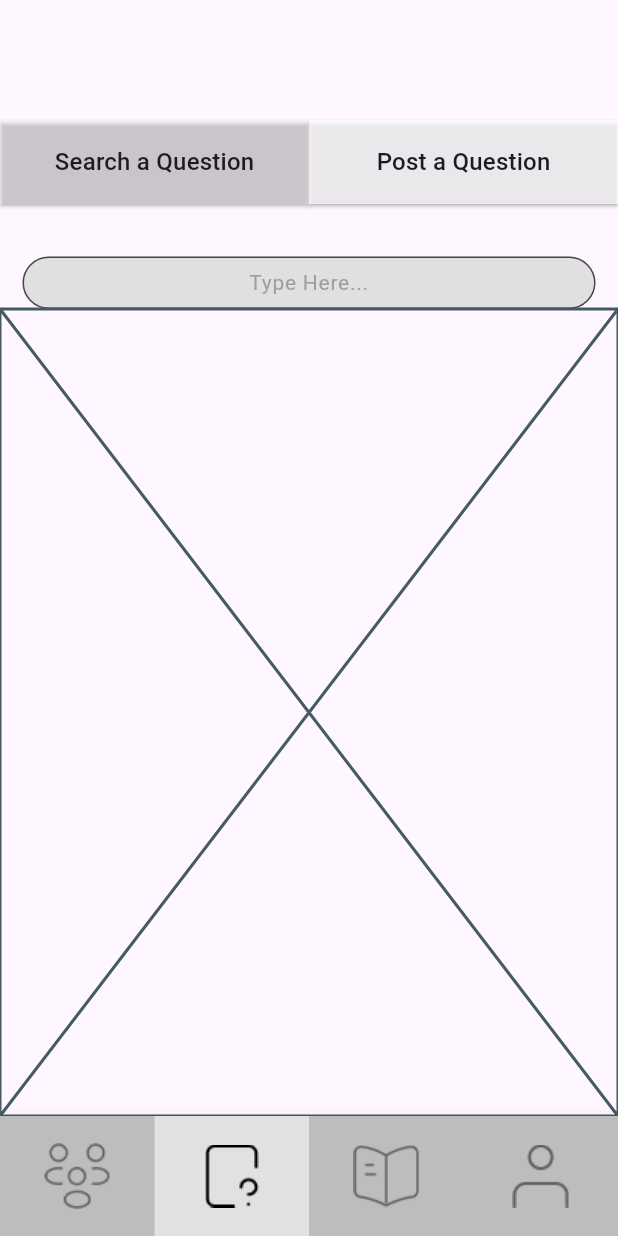
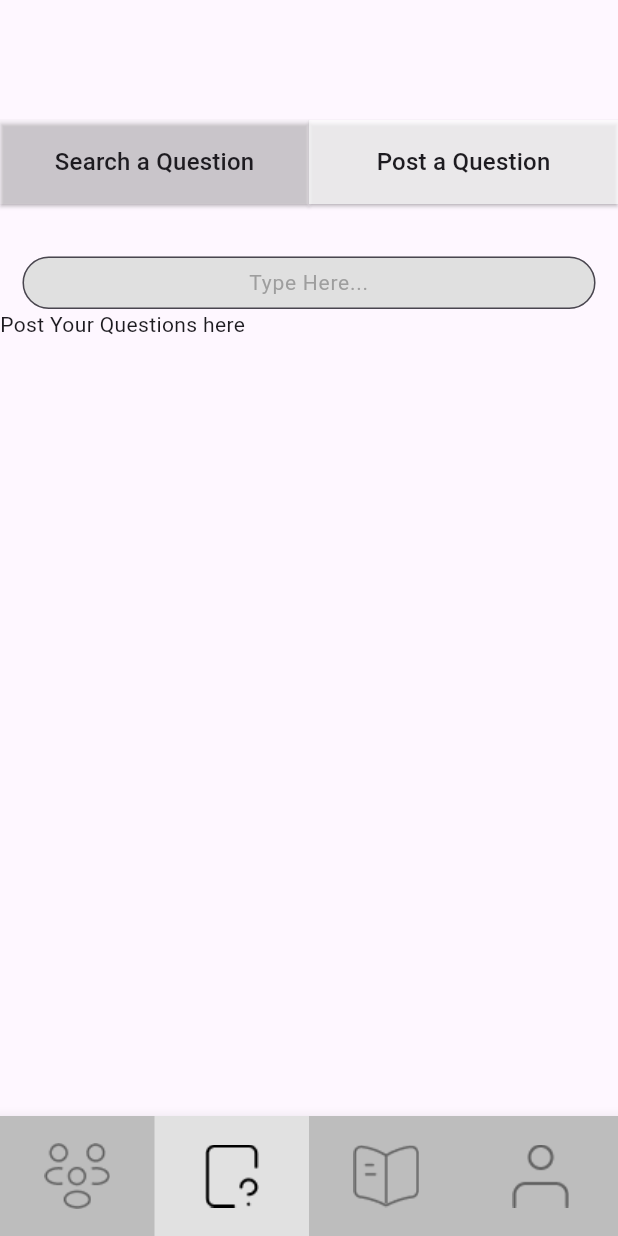
Before and after one commit to Siddiqui145/money_monastery, a Flutter app: the QndaScreen screen opened by its route, after a tap on "Post a Question", on a phone screen of 412 x 824 dp. Run offline on Flutter 3.47's test engine with Material 3 defaults, Android fonts, the phone set to English and light mode, and no system bars; our stand-ins replace auto_route, cloud_firestore, firebase_auth, firebase_core; accounts and stored records are empty; network calls fail.

Commit message:
sub screens created for proper handling

```diff
--- a/lib/src/features/home/presentation/auth/login_screen.dart
+++ b/lib/src/features/home/presentation/auth/login_screen.dart
@@ -50,7 +50,7 @@ class _LoginScreenState extends State<LoginScreen> {
             CustomTextfield(title: 'Email ID', controller: emailController),
 
             const SizedBox(height: 20,),
-            CustomTextfield(title: 'Password', controller: passwordController),
+            CustomTextfield(title: 'Password', controller: passwordController, isPassword: true,),
 
             const SizedBox(height: 45,),
               CustomButton(title: 'Login', onPressed: () async {
--- a/lib/src/features/home/presentation/screens/post_question_screen.dart
+++ b/lib/src/features/home/presentation/screens/post_question_screen.dart
@@ -1,4 +1,4 @@
-import 'package:auto_route/annotations.dart';
+import 'package:auto_route/auto_route.dart';
 import 'package:flutter/material.dart';
 
 @RoutePage()
@@ -10,8 +10,22 @@ class PostQuestionScreen extends StatefulWidget {
 }
 
 class _PostQuestionScreenState extends State<PostQuestionScreen> {
+  bool isActive = true;
+  final TextEditingController searchController = TextEditingController();
+
   @override
   Widget build(BuildContext context) {
-    return const Placeholder();
+    return  SafeArea(
+      child: Scaffold(
+        body: SingleChildScrollView(
+            child: Column(
+              crossAxisAlignment: CrossAxisAlignment.start,
+              children: [
+                Text('Post Your Questions here')
+              ]
+            ),
+        )
+      ),
+    );
   }
 }
--- /dev/null
+++ b/lib/src/features/home/presentation/screens/search_screen.dart
@@ -0,0 +1,110 @@
+import 'package:auto_route/auto_route.dart';
+import 'package:flutter/material.dart';
+import 'package:money_monastery/src/features/home/domain/entities/entities.dart';
+import 'package:money_monastery/src/features/home/presentation/widgets/comments_text_field.dart';
+
+@RoutePage()
+class SearchScreen extends StatefulWidget {
+  const SearchScreen({super.key});
+
+  @override
+  State<SearchScreen> createState() => _SearchScreenState();
+}
+
+class _SearchScreenState extends State<SearchScreen> {
+  @override
+  Widget build(BuildContext context) {
+    return SafeArea(
+      child: SingleChildScrollView(
+        child: Column(
+          children: [
+            ListView.builder(
+                shrinkWrap: true,
+                physics: NeverScrollableScrollPhysics(),
+                itemCount: questionList.length,
+                itemBuilder: (context, index) {
+                  final question = questionList[index];
+                  return Padding(
+                    padding: const EdgeInsets.symmetric(horizontal: 15, vertical: 10),
+                    child: Column(
+                      crossAxisAlignment: CrossAxisAlignment.start,
+                      children: [
+
+                        Text(
+                          question.question,
+                          style: TextStyle(fontSize: 16, fontWeight: FontWeight.bold),
+                        ),
+                        const SizedBox(height: 10),
+
+                        ...List.generate(
+                          question.answers.length,
+                          (i) => Padding(
+                            padding: const EdgeInsets.only(
+                              top: 15
+                            ),
+                            child: Column(
+                              crossAxisAlignment: CrossAxisAlignment.start,
+                              children: [
+
+                                RichText(
+                                  text: TextSpan(
+                                    style: TextStyle(color: Colors.black87, fontSize: 14),
+                                    children: [
+                                      TextSpan(
+                                        text: "Answer ${i + 1} - ",
+                                        style: TextStyle(fontWeight: FontWeight.bold),
+                                      ),
+                                      TextSpan(text: question.answers[i]),
+                                    ],
+                                  ),
+                                ),
+
+                                const SizedBox(height: 10),
+
+                                Row(
+                                  children: [
+                                    InkWell(
+                                      onTap: () {},
+                                      child: Icon(Icons.thumb_up, size: 20, color: Colors.green,)),
+                                    const SizedBox(width: 10),
+                                    InkWell(
+                                      onTap: () {},
+                                      child: Icon(Icons.thumb_down, size: 20, color: Colors.red)),
+                                  ],
+                                ),
+
+                                const SizedBox(height: 10),
+                                const Text('Comments'),
+                                const SizedBox(height: 10),
+                                ...List.generate(
+                          question.comments.length,
+                          (i) => Padding(
+                            padding: const EdgeInsets.only(
+                              top: 15
+                            ),
+                            child: Column(
+                              crossAxisAlignment: CrossAxisAlignment.start,
+                              children: [
+
+                            CommentBox(
+                            comments: question.comments
+                            ),
+                              ],
+                            ),
+                          ),
+                        ),
+                        const SizedBox(height: 15),
+                      ],
+                    ),
+                          ),
+                        )
+                      ]
+                    )
+                  );
+                },
+              ),
+          ],
+        ),
+    ));
+  }
+}
```
